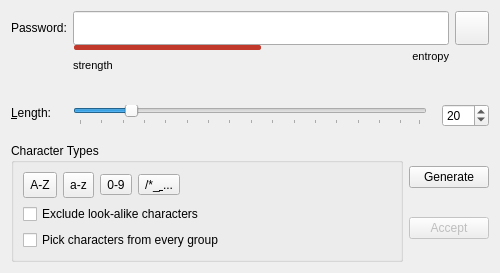
Old version of the form src/gui/PasswordGeneratorWidget.ui in the repository keepassxreboot/keepassxc.
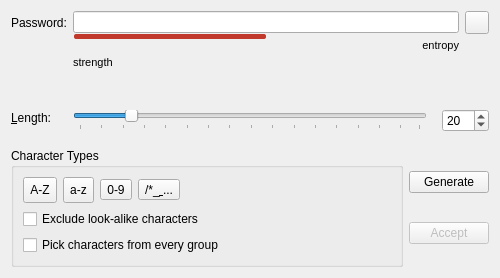
New version of the form.

Commit message: Revert fixed heights for password fields Fix QFont::setPixelSize warning

Diff of the .ui file:
```diff
--- a/src/gui/PasswordGeneratorWidget.ui
+++ b/src/gui/PasswordGeneratorWidget.ui
@@ -7,7 +7,7 @@
     <x>0</x>
     <y>0</y>
     <width>500</width>
-    <height>273</height>
+    <height>278</height>
    </rect>
   </property>
   <property name="sizePolicy">
@@ -30,15 +30,9 @@
      </property>
      <item row="1" column="1">
       <widget class="QProgressBar" name="entropyProgressBar">
-       <property name="sizePolicy">
-        <sizepolicy hsizetype="Expanding" vsizetype="Fixed">
-         <horstretch>0</horstretch>
-         <verstretch>0</verstretch>
-        </sizepolicy>
-       </property>
        <property name="minimumSize">
         <size>
-         <width>0</width>
+         <width>50</width>
          <height>5</height>
         </size>
        </property>
@@ -52,7 +46,7 @@
         <string notr="true">QProgressBar {
 	border: none;
 	height: 2px;
-    font-size: 0px;
+    font-size: 1px;
 	background-color: transparent;
     padding: 0 1px;
 }
@@ -94,25 +88,6 @@
        </property>
       </widget>
      </item>
-     <item row="0" column="2" alignment="Qt::AlignRight">
-      <widget class="QToolButton" name="togglePasswordButton">
-       <property name="minimumSize">
-        <size>
-         <width>34</width>
-         <height>34</height>
-        </size>
-       </property>
-       <property name="maximumSize">
-        <size>
-         <width>34</width>
-         <height>34</height>
-        </size>
-       </property>
-       <property name="checkable">
-        <bool>true</bool>
-       </property>
-      </widget>
-     </item>
      <item row="2" column="1">
       <layout class="QHBoxLayout" name="passwordStrengthTextLayout">
        <item>
@@ -189,12 +164,6 @@
      </item>
      <item row="0" column="1">
       <widget class="QLineEdit" name="editNewPassword">
-       <property name="minimumSize">
-        <size>
-         <width>0</width>
-         <height>34</height>
-        </size>
-       </property>
        <property name="maxLength">
         <number>999</number>
        </property>
@@ -255,6 +224,13 @@
        </item>
       </layout>
      </item>
+     <item row="0" column="2">
+      <widget class="QToolButton" name="togglePasswordButton">
+       <property name="checkable">
+        <bool>true</bool>
+       </property>
+      </widget>
+     </item>
     </layout>
    </item>
    <item>
```
The commit also changes 2 other files.
